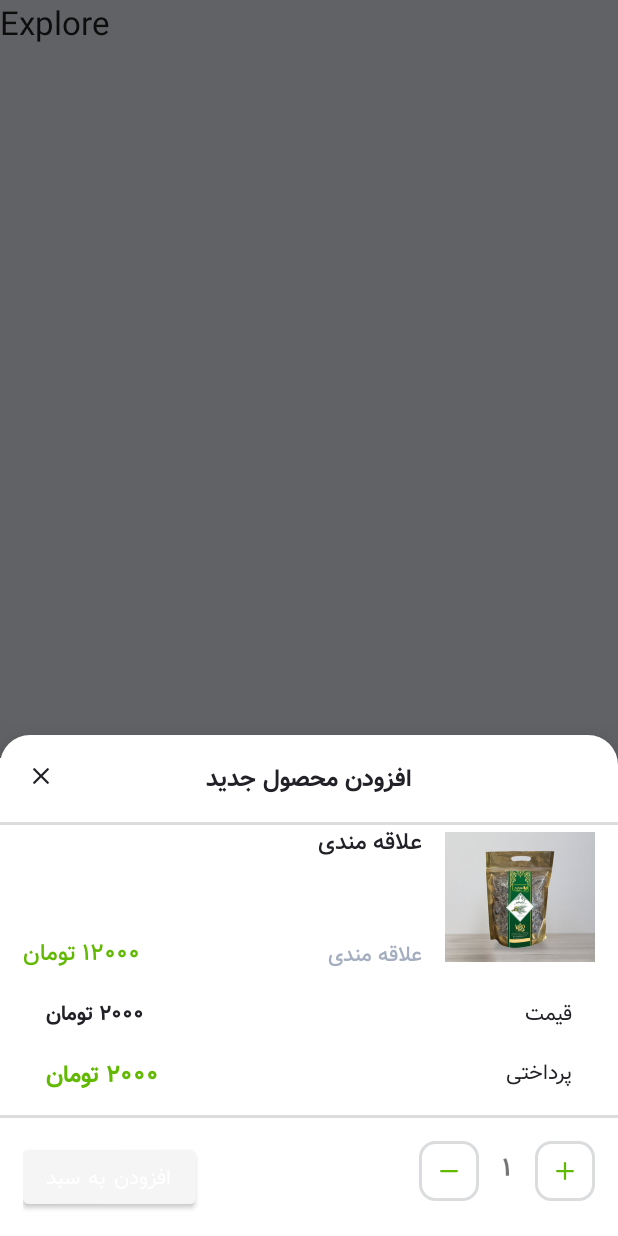
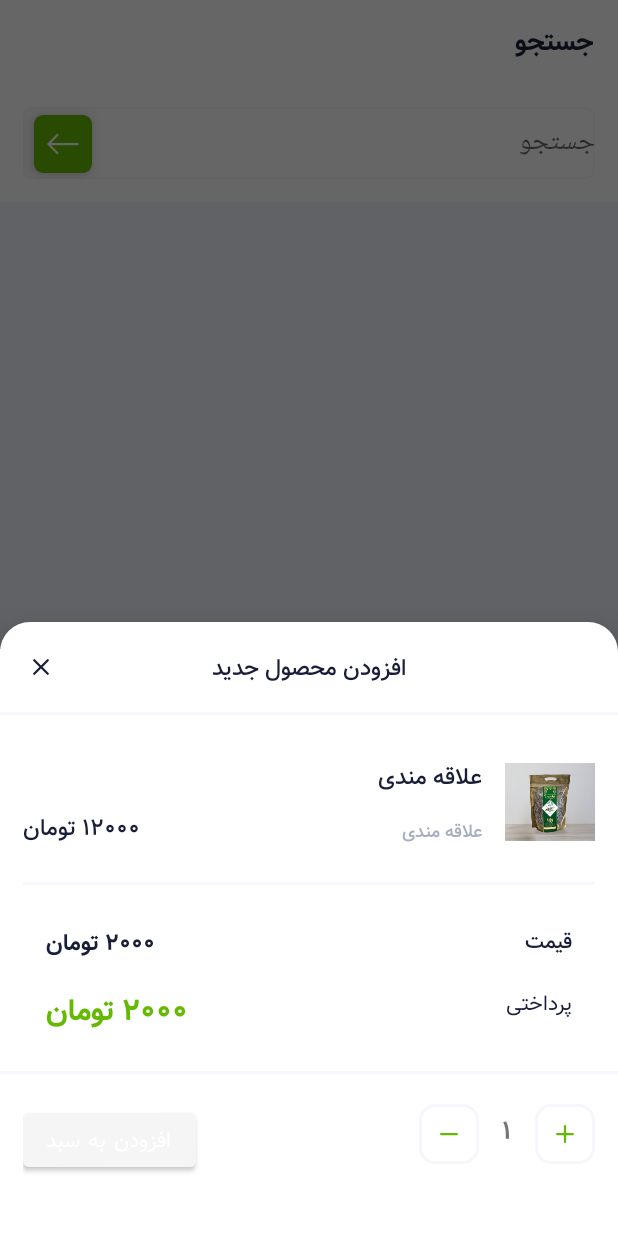
Before and after one commit to rzbasereh/EilmarkAndroid, an Android app: the fragment CartBottomModal placed in its activity, item 2 of the bottom bar chosen, on a phone screen of 412 x 824 dp. Run offline under Robolectric (Android 15) with nearby library versions, the phone set to English and light mode, and no system bars; libraries missing offline, so code that uses them is left out: com.tbuonomo.viewpagerdotsindicator; 4 statements that could not run were skipped.

Commit message:
init toolbar, explore page, change modal design

```diff
--- a/app/src/main/java/com/example/eilmarkandroid/ui/cart/CartFragment.java
+++ b/app/src/main/java/com/example/eilmarkandroid/ui/cart/CartFragment.java
@@ -6,9 +6,11 @@ import android.os.Bundle;
 import android.view.LayoutInflater;
 import android.view.View;
 import android.view.ViewGroup;
+import android.widget.TextView;
 import android.widget.Toast;
 
 import androidx.annotation.Nullable;
+import androidx.appcompat.widget.Toolbar;
 import androidx.fragment.app.Fragment;
 import androidx.recyclerview.widget.LinearLayoutManager;
 import androidx.recyclerview.widget.RecyclerView;
@@ -25,6 +27,8 @@ import java.util.ArrayList;
 
 public class CartFragment extends Fragment {
     RecyclerView cartRV;
+    TextView totalPriceText;
+
     ArrayList<Product> products;
     ArrayList<CartItem> items;
     DBHelper db;
@@ -38,20 +42,25 @@ public class CartFragment extends Fragment {
         //like if the class is HomeFragment it should have R.layout.home_fragment
         //if it is DashboardFragment it should have R.layout.fragment_dashboard
         View view = inflater.inflate(R.layout.fragment_cart, null);
+        initToolbar(view);
         db = new DBHelper(getActivity());
         cartRV = view.findViewById(R.id.cart_rv);
+        totalPriceText = view.findViewById(R.id.total_price);
         products = Product.createProductsList(10);
         try {
             items = db.getCartItems();
+            totalPriceText.setText(CartItem.getTotalPrice(products, items));
+
             View root = inflater.inflate(R.layout.activity_main, null);
-            BottomNavigationView navigation =root.findViewById(R.id.navigation);
+            BottomNavigationView navigation = root.findViewById(R.id.navigation);
             BadgeDrawable drawable = navigation.getOrCreateBadge(R.id.navigation_cart);
             drawable.setBackgroundColor(Color.BLUE);
             drawable.setNumber(items.size());
             drawable.setVisible(true);
+
             configCartList(products, items);
         } catch (Exception e) {
-            Toast.makeText(getContext(), ""+e, Toast.LENGTH_SHORT).show();
+            Toast.makeText(getContext(), "" + e, Toast.LENGTH_SHORT).show();
         }
         return view;
     }
@@ -61,4 +70,11 @@ public class CartFragment extends Fragment {
         cartRV.setLayoutManager(new LinearLayoutManager(getActivity(), LinearLayoutManager.VERTICAL, false));
         cartRV.setAdapter(adapter);
     }
+
+    private void initToolbar(View view) {
+        TextView toolbarTitleText;
+        Toolbar toolbar = view.findViewById(R.id.toolbar);
+        toolbarTitleText = toolbar.findViewById(R.id.toolbar_title);
+        toolbarTitleText.setText("سبد خرید");
+    }
 }
--- a/app/src/main/java/com/example/eilmarkandroid/ui/cart/adapter/CartItemsAdapter.java
+++ b/app/src/main/java/com/example/eilmarkandroid/ui/cart/adapter/CartItemsAdapter.java
@@ -1,11 +1,14 @@
 package com.example.eilmarkandroid.ui.cart.adapter;
 
+import android.annotation.SuppressLint;
 import android.content.Context;
 import android.os.Build;
 import android.view.LayoutInflater;
 import android.view.View;
 import android.view.ViewGroup;
+import android.widget.ImageButton;
 import android.widget.TextView;
+import android.widget.Toast;
 
 import androidx.annotation.NonNull;
 import androidx.annotation.RequiresApi;
@@ -57,8 +60,9 @@ public class CartItemsAdapter extends RecyclerView.Adapter<CartItemsAdapter.View
         return cartItems.size();
     }
 
-    public static class ViewHolder extends RecyclerView.ViewHolder {
-        TextView titleTextView, priceTextView, amountTextView;
+    public static class ViewHolder extends RecyclerView.ViewHolder implements View.OnClickListener {
+        TextView titleTextView, priceTextView, amountTextView, totalPriceText;
+        ImageButton addItemBtn, removeItemBtn;
 
         public ViewHolder(@NonNull View itemView) {
             super(itemView);
@@ -66,6 +70,31 @@ public class CartItemsAdapter extends RecyclerView.Adapter<CartItemsAdapter.View
             titleTextView = itemView.findViewById(R.id.product_title);
             priceTextView = itemView.findViewById(R.id.product_price);
             amountTextView = itemView.findViewById(R.id.amount);
+            addItemBtn = itemView.findViewById(R.id.add);
+            removeItemBtn = itemView.findViewById(R.id.remove);
+
+            addItemBtn.setOnClickListener(this);
+            removeItemBtn.setOnClickListener(this);
+
+        }
+
+        @SuppressLint("SetTextI18n")
+        @Override
+        public void onClick(View v) {
+            LayoutInflater inflater = LayoutInflater.from(itemView.getContext());
+            View view = inflater.inflate(R.layout.fragment_cart, null);
+            totalPriceText = view.findViewById(R.id.total_price);
+            int amount = Integer.parseInt((String) amountTextView.getText(), 10);
+            int totalPrice = Integer.parseInt((String) totalPriceText.getText(), 10);
+            if (v == addItemBtn) {
+                totalPrice += amount;
+                totalPriceText.setText(totalPrice+"");
+                amountTextView.setText(String.valueOf(amount + 1));
+            } else {
+                totalPrice -= amount;
+                totalPriceText.setText(totalPrice+"");
+                amountTextView.setText(String.valueOf(amount - 1));
+            }
         }
     }
 }
--- a/app/src/main/java/com/example/eilmarkandroid/ui/cart/model/CartItem.java
+++ b/app/src/main/java/com/example/eilmarkandroid/ui/cart/model/CartItem.java
@@ -1,4 +1,8 @@
 package com.example.eilmarkandroid.ui.cart.model;
+
+import com.example.eilmarkandroid.model.Product;
+
+import java.util.ArrayList;
 
 public class CartItem {
     private final int id;
@@ -26,4 +30,12 @@ public class CartItem {
     public void setQuantity(int quantity) {
         this.quantity = quantity;
     }
+
+    public static String getTotalPrice(ArrayList<Product> products, ArrayList<CartItem> items) {
+        int price = 0;
+        for (int i = 0; i < items.size(); i++) {
+
+        }
+        return String.valueOf(price);
+    }
 }
--- a/app/src/main/java/com/example/eilmarkandroid/ui/explore/ExploreFragment.java
+++ b/app/src/main/java/com/example/eilmarkandroid/ui/explore/ExploreFragment.java
@@ -5,8 +5,10 @@ import android.os.Bundle;
 import android.view.LayoutInflater;
 import android.view.View;
 import android.view.ViewGroup;
+import android.widget.TextView;
 
 import androidx.annotation.Nullable;
+import androidx.appcompat.widget.Toolbar;
 import androidx.fragment.app.Fragment;
 
 import com.example.eilmarkandroid.R;
@@ -20,6 +22,15 @@ public class ExploreFragment extends Fragment {
         //with the fragment you want to inflate
         //like if the class is HomeFragment it should have R.layout.home_fragment
         //if it is DashboardFragment it should have R.layout.fragment_dashboard
-        return inflater.inflate(R.layout.fragment_explore, null);
+        View view =  inflater.inflate(R.layout.fragment_explore, null);
+        initToolbar(view);
+        return view;
+    }
+
+    private void initToolbar(View view) {
+        TextView toolbarTitleText;
+        Toolbar toolbar = view.findViewById(R.id.toolbar);
+        toolbarTitleText = toolbar.findViewById(R.id.toolbar_title);
+        toolbarTitleText.setText("جستجو");
     }
 }
--- /dev/null
+++ b/app/src/main/res/layout-v21/fragment_explore.xml
@@ -0,0 +1,58 @@
+<?xml version="1.0" encoding="utf-8"?>
+<androidx.constraintlayout.widget.ConstraintLayout xmlns:android="http://schemas.android.com/apk/res/android"
+    xmlns:app="http://schemas.android.com/apk/res-auto"
+    android:layout_width="match_parent"
+    android:layout_height="match_parent"
+    android:background="@color/colorPrimaryLight">
+
+    <include
+        android:id="@+id/toolbar"
+        layout="@layout/simple_toolbar" />
+
+    <androidx.constraintlayout.widget.ConstraintLayout
+        android:background="@color/white"
+        android:id="@+id/search_container"
+        android:layout_width="match_parent"
+        android:layout_height="wrap_content"
+        android:paddingHorizontal="@dimen/default_margin"
+        android:paddingVertical="@dimen/default_margin"
+        app:layout_constraintLeft_toLeftOf="parent"
+        app:layout_constraintRight_toRightOf="parent"
+        app:layout_constraintTop_toBottomOf="@id/toolbar">
+
+        <EditText
+            android:id="@+id/search"
+            android:layout_width="match_parent"
+            android:layout_height="48dp"
+            android:background="@drawable/input_shape"
+            android:hint="@string/title_explore"
+            app:layout_constraintLeft_toLeftOf="parent"
+            app:layout_constraintRight_toRightOf="parent"
+            app:layout_constraintTop_toTopOf="parent" />
+
+        <ImageButton
+            android:layout_width="wrap_content"
+            android:layout_height="wrap_content"
+            android:padding="7dp"
+            android:layout_marginVertical="5dp"
+            android:layout_marginHorizontal="7dp"
+            android:elevation="6dp"
+            android:background="@drawable/btn_icon_primary"
+            android:src="@drawable/ic_arrow_left_white_24dp"
+            app:layout_constraintLeft_toLeftOf="@id/search"
+            app:layout_constraintTop_toTopOf="@+id/search" />
+
+    </androidx.constraintlayout.widget.ConstraintLayout>
+
+    <androidx.recyclerview.widget.RecyclerView
+        android:id="@+id/products"
+        android:layout_width="match_parent"
+        android:layout_height="wrap_content"
+        android:clipToPadding="false"
+        android:paddingHorizontal="11dp"
+        app:layout_constraintLeft_toLeftOf="parent"
+        app:layout_constraintRight_toRightOf="parent"
+        app:layout_constraintTop_toBottomOf="@id/search_container"
+        app:layout_constraintBottom_toBottomOf="parent"/>
+
+</androidx.constraintlayout.widget.ConstraintLayout>
--- a/app/src/main/res/layout/cart_bottom_modal.xml
+++ b/app/src/main/res/layout/cart_bottom_modal.xml
@@ -7,19 +7,19 @@
 
     <androidx.constraintlayout.widget.ConstraintLayout
         android:layout_width="match_parent"
-        android:layout_height="wrap_content"
-        android:paddingVertical="@dimen/default_margin">
+        android:layout_height="60dp">
 
         <TextView
             android:layout_width="wrap_content"
             android:layout_height="wrap_content"
-            android:fontFamily="@font/vazir_bold"
+            android:fontFamily="@font/vazir_medium"
             android:text="@string/cart_modal_title"
             android:textColor="@color/dark"
-            android:textSize="@dimen/H4"
+            android:textSize="@dimen/H5"
             app:layout_constraintLeft_toLeftOf="parent"
             app:layout_constraintRight_toRightOf="parent"
-            app:layout_constraintTop_toTopOf="parent" />
+            app:layout_constraintTop_toTopOf="parent"
+            app:layout_constraintBottom_toBottomOf="parent"/>
 
         <ImageButton
             android:id="@+id/close"
@@ -29,7 +29,8 @@
             android:paddingLeft="@dimen/default_margin"
             android:src="@drawable/ic_close_24dp"
             app:layout_constraintLeft_toLeftOf="parent"
-            app:layout_constraintTop_toTopOf="parent" />
+            app:layout_constraintTop_toTopOf="parent"
+            app:layout_constraintBottom_toBottomOf="parent"/>
 
 
         <!--    <Button-->
@@ -49,16 +50,20 @@
         android:layout_height="wrap_content"
         android:background="@drawable/border_vertical"
         android:orientation="vertical"
+        android:paddingTop="30dp"
+        android:paddingBottom="25dp"
         android:paddingHorizontal="@dimen/default_margin">
 
         <androidx.constraintlayout.widget.ConstraintLayout
             android:layout_width="match_parent"
-            android:layout_height="wrap_content">
+            android:layout_height="wrap_content"
+            android:paddingBottom="25dp"
+            android:background="@drawable/border_bottom">
 
             <ImageView
                 android:id="@+id/product_image"
-                android:layout_width="100dp"
-                android:layout_height="100dp"
+                android:layout_width="60dp"
+                android:layout_height="60dp"
                 android:src="@drawable/artisho"
                 app:layout_constraintTop_toTopOf="parent"
                 app:layout_constraintRight_toRightOf="parent"
@@ -81,8 +86,8 @@
                 android:layout_height="wrap_content"
                 android:text="@string/title_wish"
                 android:fontFamily="@font/vazir_medium"
-                android:textSize="@dimen/H6"
-                android:textColor="@color/colorSecondry"
+                android:textSize="12dp"
+                android:textColor="#A5AEc0"
                 app:layout_constraintBottom_toBottomOf="@id/product_image"
                 android:paddingRight="@dimen/default_margin"
                 app:layout_constraintRight_toLeftOf="@id/product_image"/>
@@ -93,7 +98,7 @@
                 android:text="12000 تومان"
                 android:fontFamily="@font/vazir_medium"
                 android:textSize="@dimen/H5"
-                android:textColor="@color/colorPrimary"
+                android:textColor="@color/dark"
                 app:layout_constraintBottom_toBottomOf="@id/product_image"
                 app:layout_constraintLeft_toLeftOf="parent"/>
 
@@ -104,7 +109,7 @@
             android:layout_height="wrap_content"
             android:layout_marginHorizontal="@dimen/default_margin"
             android:orientation="vertical"
-            android:paddingVertical="@dimen/default_margin">
+            android:paddingTop="25dp">
 
             <androidx.constraintlayout.widget.ConstraintLayout
                 android:layout_width="match_parent"
@@ -114,7 +119,7 @@
                 <TextView
                     android:layout_width="wrap_content"
                     android:layout_height="wrap_content"
-                    android:fontFamily="@font/vazir"
+                    android:fontFamily="@font/vazir_medium"
                     android:text="@string/title_price"
                     android:textColor="@color/dark"
                     app:layout_constraintRight_toRightOf="parent"
@@ -126,6 +131,7 @@
                     android:fontFamily="@font/vazir_bold"
                     android:text="2000 تومان"
                     android:textColor="@color/dark"
+                    android:textSize="15sp"
                     app:layout_constraintLeft_toLeftOf="parent"
                     app:layout_constraintTop_toTopOf="parent" />
 
@@ -150,7 +156,7 @@
                     android:fontFamily="@font/vazir_bold"
                     android:text="2000 تومان"
                     android:textColor="@color/colorPrimary"
-                    android:textSize="@dimen/H4"
+                    android:textSize="20sp"
                     app:layout_constraintLeft_toLeftOf="parent"
                     app:layout_constraintTop_toTopOf="parent" />
 
@@ -165,7 +171,8 @@
         android:layout_width="match_parent"
         android:layout_height="wrap_content"
         android:paddingHorizontal="@dimen/default_margin"
-        android:layout_marginVertical="@dimen/default_margin">
+        android:layout_marginTop="20dp"
+        android:layout_marginBottom="40dp">
 
         <Button
             android:id="@+id/submit_cart"
--- a/app/src/main/res/layout/fragment_cart.xml
+++ b/app/src/main/res/layout/fragment_cart.xml
@@ -3,7 +3,12 @@
     xmlns:app="http://schemas.android.com/apk/res-auto"
     xmlns:tools="http://schemas.android.com/tools"
     android:layout_width="match_parent"
-    android:layout_height="match_parent">
+    android:layout_height="match_parent"
+    android:background="@color/white">
+
+    <include
+        android:id="@+id/toolbar"
+        layout="@layout/simple_toolbar"/>
 
     <TextView
         android:id="@+id/cart_title"
@@ -15,7 +20,7 @@
         android:textColor="@color/dark"
         android:textSize="@dimen/H4"
         app:layout_constraintRight_toRightOf="parent"
-        app:layout_constraintTop_toTopOf="parent"
+        app:layout_constraintTop_toBottomOf="@id/toolbar"
         tools:ignore="RtlSymmetry" />
 
     <androidx.recyclerview.widget.RecyclerView
@@ -42,10 +47,11 @@
             android:background="@drawable/primary_button">
 
             <TextView
+                android:id="@+id/total_price"
                 android:layout_width="wrap_content"
                 android:layout_height="wrap_content"
                 android:fontFamily="@font/vazir_bold"
-                android:text="12000 تومان"
+                android:text="12000"
                 android:textColor="@color/white"
                 android:textSize="@dimen/H4"
                 app:layout_constraintRight_toRightOf="parent"
--- a/app/src/main/res/layout/fragment_explore.xml
+++ b/app/src/main/res/layout/fragment_explore.xml
@@ -1,14 +1,58 @@
 <?xml version="1.0" encoding="utf-8"?>
-<LinearLayout xmlns:android="http://schemas.android.com/apk/res/android"
+<androidx.constraintlayout.widget.ConstraintLayout xmlns:android="http://schemas.android.com/apk/res/android"
+    xmlns:app="http://schemas.android.com/apk/res-auto"
     android:layout_width="match_parent"
-    android:layout_height="match_parent">
+    android:layout_height="match_parent"
+    android:background="@color/colorPrimaryLight">
 
-    <TextView
-        android:layout_width="wrap_content"
+    <include
+        android:id="@+id/toolbar"
+        layout="@layout/simple_toolbar" />
+
+    <androidx.constraintlayout.widget.ConstraintLayout
+        android:background="@color/white"
+        android:id="@+id/search_container"
+        android:layout_width="match_parent"
         android:layout_height="wrap_content"
-        android:layout_centerHorizontal="true"
-        android:layout_centerVertical="true"
-        android:text="Explore"
-        android:textAppearance="@style/Base.TextAppearance.AppCompat.Large" />
+        android:paddingHorizontal="@dimen/default_margin"
+        android:paddingVertical="@dimen/default_margin"
+        app:layout_constraintLeft_toLeftOf="parent"
+        app:layout_constraintRight_toRightOf="parent"
+        app:layout_constraintTop_toBottomOf="@id/toolbar">
 
-</LinearLayout>
+        <EditText
+            android:id="@+id/search"
+            android:layout_width="match_parent"
+            android:layout_height="48dp"
+            android:background="@drawable/input_shape"
+            android:hint="@string/title_explore"
+            app:layout_constraintLeft_toLeftOf="parent"
+            app:layout_constraintRight_toRightOf="parent"
+            app:layout_constraintTop_toTopOf="parent" />
+
+        <ImageButton
+            android:layout_width="wrap_content"
+            android:layout_height="wrap_content"
+            android:padding="7dp"
+            android:layout_marginVertical="5dp"
+            android:layout_marginHorizontal="7dp"
+            android:elevation="6dp"
+            android:background="@drawable/btn_icon_primary"
+            android:src="@drawable/ic_arrow_left_white_24dp"
+            app:layout_constraintLeft_toLeftOf="@id/search"
+            app:layout_constraintTop_toTopOf="@+id/search" />
+
+    </androidx.constraintlayout.widget.ConstraintLayout>
+
+    <androidx.recyclerview.widget.RecyclerView
+        android:id="@+id/products"
+        android:layout_width="match_parent"
+        android:layout_height="wrap_content"
+        android:clipToPadding="false"
+        android:paddingHorizontal="11dp"
+        app:layout_constraintLeft_toLeftOf="parent"
+        app:layout_constraintRight_toRightOf="parent"
+        app:layout_constraintTop_toBottomOf="@id/search_container"
+        app:layout_constraintBottom_toBottomOf="parent"/>
+
+</androidx.constraintlayout.widget.ConstraintLayout>
--- /dev/null
+++ b/app/src/main/res/layout/simple_toolbar.xml
@@ -0,0 +1,17 @@
+<?xml version="1.0" encoding="utf-8"?>
+<androidx.appcompat.widget.Toolbar xmlns:android="http://schemas.android.com/apk/res/android"
+    android:layout_width="match_parent"
+    android:layout_height="wrap_content"
+    android:layoutDirection="rtl"
+    android:background="@color/white">
+
+    <TextView
+        android:id="@+id/toolbar_title"
+        android:layout_width="wrap_content"
+        android:layout_height="wrap_content"
+        android:text="عنوان"
+        android:fontFamily="@font/vazir_bold"
+        android:textColor="@color/dark"
+        android:textSize="18sp"/>
+
+</androidx.appcompat.widget.Toolbar>
--- a/app/src/main/res/values/colors.xml
+++ b/app/src/main/res/values/colors.xml
@@ -1,13 +1,13 @@
 <?xml version="1.0" encoding="utf-8"?>
 <resources>
-    <color name="colorPrimary">#62B902</color>
+    <color name="colorPrimary">#64B903</color>
     <color name="colorPrimaryLight">#f3f6fd</color>
     <color name="colorSecondry">#A5AEC0</color>
     <color name="colorPrimaryDark">#303F9F</color>
     <color name="colorAccent">#FF4081</color>
-    <color name="lightGray">#dbdcde</color>
+    <color name="lightGray">#f8f6fd</color>
     <color name="gray">#9a9dad</color>
     <color name="white">#FFFFFF</color>
-    <color name="dark">#222127</color>
+    <color name="dark">#181e38</color>
     <color name="transparent">#00000000</color>
 </resources>
```
Also changed, not shown: 12 other files.
